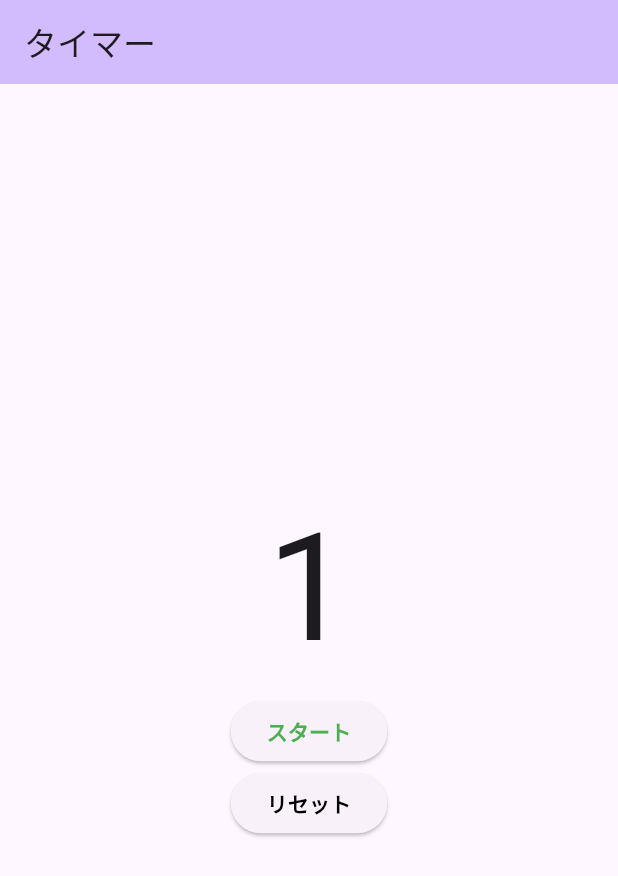
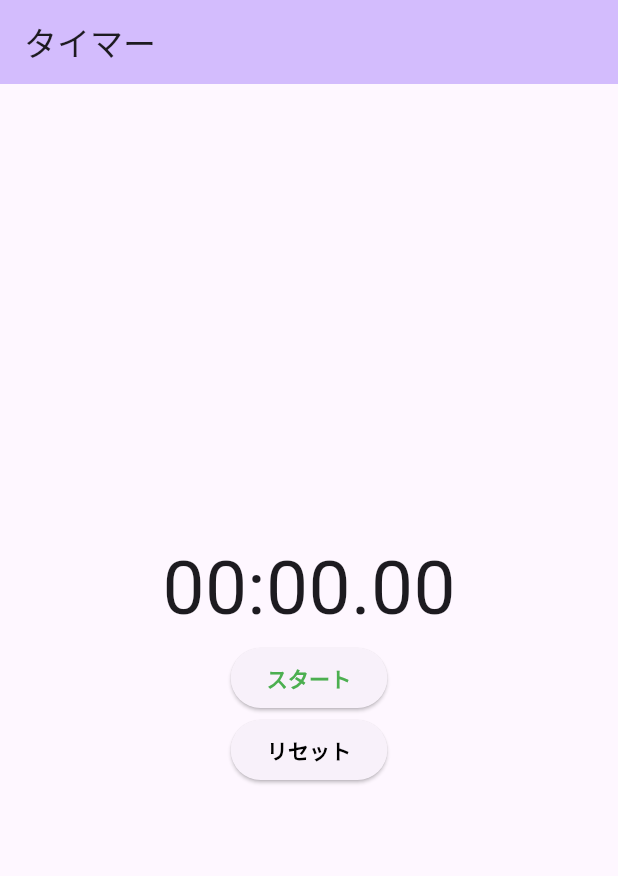
Before and after one commit to yuta0403/timer, a Flutter app: the screen it shows after launch, after a tap on "スタート", after a tap on "リセット", on a phone screen of 412 x 824 dp. Shown: the top 876 px of the screen. Run offline on Flutter 3.47's test engine with Material 3 defaults, Android fonts, the phone set to English and light mode, and no system bars.

```diff
--- a/lib/main.dart
+++ b/lib/main.dart
@@ -1,5 +1,4 @@
 import 'dart:async';
-
 import 'package:flutter/material.dart';
 import 'package:timer/nextpage..dart';
 
@@ -7,10 +6,11 @@ void main() {
   runApp(const App());
 }
 
+// StatelessWidgetで静的なclassを定義
 class App extends StatelessWidget {
   const App({super.key});
 
-  // This widget is the root of your application.
+//アプリのタイトル部分の数値を実装
   @override
   Widget build(BuildContext context) {
     return MaterialApp(
@@ -24,6 +24,7 @@ class App extends StatelessWidget {
   }
 }
 
+//StatefullWidgetで動的なclassを定義
 class MyHomePage extends StatefulWidget {
   const MyHomePage({super.key, required this.title});
   final String title;
@@ -32,22 +33,41 @@ class MyHomePage extends StatefulWidget {
   State<MyHomePage> createState() => _MyHomePageState();
 }
 
+//要件
+//分：秒：m秒が表現されている
+//変数を3つ定義している
+//if文を使って適切なタイミングで変数をインクリメントしている
+
+//初期値を指定
 class _MyHomePageState extends State<MyHomePage> {
+  int _millisecond = 0;
   int _second = 0;
+  int _minute = 0;
   Timer? _timer;
   bool _isRunning = false;
 
+//run状態の挙動を記載
   void toggleTimer() {
     if (_isRunning) {
       _timer?.cancel();
     } else {
       _timer = Timer.periodic(
-        const Duration(seconds: 1),
+        const Duration(milliseconds: 1),
         (timer) {
           setState(() {
-            _second++;
+            _millisecond += 1;
+
+            if (_millisecond >= 1000) {
+              _millisecond = 0;
+              _second++;
+              if (_second >= 60) {
+                _second = 0;
+                _minute++;
+              }
+            }
           });
-          if (_second == 10) {
+//画面遷移
+          if (_minute == 10) {
             Navigator.push(
               context,
               MaterialPageRoute(builder: (context) => NextPage()),
@@ -61,33 +81,34 @@ class _MyHomePageState extends State<MyHomePage> {
     });
   }
 
-  @override
-  void initState() {
-    super.initState();
-    _timer = Timer.periodic(
-      const Duration(seconds: 1),
-      (timer) {
-        setState(() {
-          _second++;
-        });
-      },
-    );
-  }
+  //以下の処理はtoggletimerを動かした際に行われるため不要（スタートするまで動かない）
 
-  void stopTimer() {
-    _timer?.cancel();
-  }
-
+  // @override
+  // void initState() {
+  //   super.initState();
+  //   _timer = Timer.periodic(
+  //     const Duration(milliseconds: 1),
+  //     (timer) {
+  //       setState(() {
+  //         _millisecond++;
+  //         _second++;
+  //         _minute++;
+  //       });
+  //     },
+  //   );
+  // }
+//リセットボタンの値を入れる
   void resetTimer() {
     _timer?.cancel();
 
     setState(() {
+      _millisecond = 0;
       _second = 0;
+      _minute = 0;
       _isRunning = false;
     });
   }
-
-  @override
+//widget
   @override
   Widget build(BuildContext context) {
     return Scaffold(
@@ -99,9 +120,30 @@ class _MyHomePageState extends State<MyHomePage> {
         child: Column(
           mainAxisAlignment: MainAxisAlignment.center,
           children: [
-            Text(
-              '$_second',
-              style: TextStyle(fontSize: 100),
+            Row(
+              mainAxisAlignment: MainAxisAlignment.center,
+              children: [
+                Text(
+                  '${_minute.toString().padLeft(2, "0")}',
+                  style: TextStyle(fontSize: 50),
+                ),
+                Text(
+                  ":",
+                  style: TextStyle(fontSize: 50),
+                ),
+                Text(
+                  '${_second.toString().padLeft(2, "0")}',
+                  style: TextStyle(fontSize: 50),
+                ),
+                Text(
+                  ".",
+                  style: TextStyle(fontSize: 50),
+                ),
+                Text(
+                  '${(_millisecond / 10).toInt().toString().padLeft(2, "0")}',
+                  style: TextStyle(fontSize: 50),
+                ),
+              ],
             ),
             ElevatedButton(
               onPressed: () {
--- a/lib/nextpage..dart
+++ b/lib/nextpage..dart
@@ -9,7 +9,7 @@ class NextPage extends StatelessWidget {
       appBar: AppBar(),
       body: const Center(
         child: Text(
-          '10秒達成おめでとう',
+          '10分達成おめでとう',
           style: TextStyle(
             fontWeight: FontWeight.bold,
             color: Colors.black,
```
